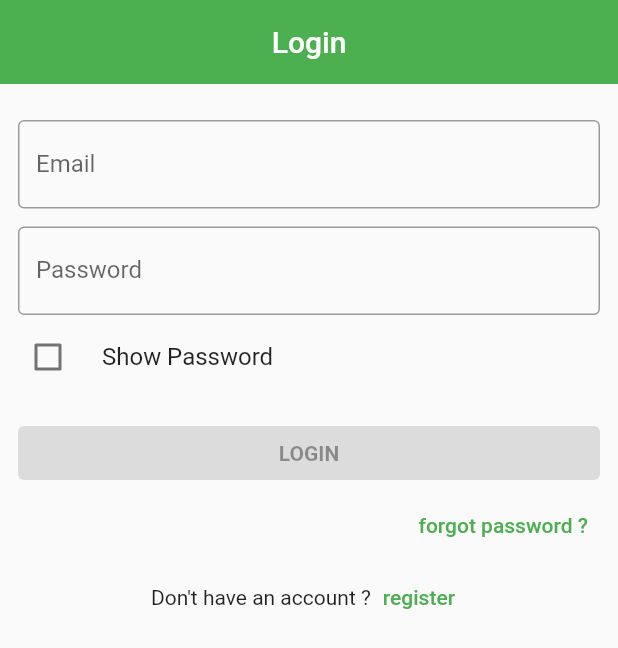
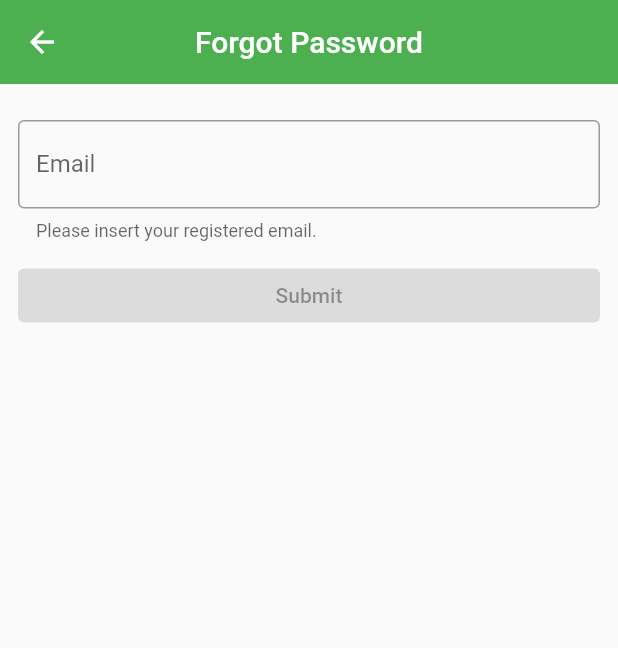
Before and after one commit to arridha-amrad/flutter_presence_app, a Flutter app: the screen it shows after launch, after a tap on "forgot password ?", on a phone screen of 412 x 824 dp. Shown: the top 648 px of the screen. Run offline on Flutter 3.47's test engine with Material 2 defaults, Android fonts, the light colour scheme and no system bars; our stand-ins replace cloud_firestore, firebase_auth, firebase_core, get; accounts and stored records are empty.

Commit message:
forgot password

```diff
--- /dev/null
+++ b/lib/app/modules/forgot_password/bindings/forgot_password_binding.dart
@@ -0,0 +1,12 @@
+import 'package:get/get.dart';
+
+import '../controllers/forgot_password_controller.dart';
+
+class ForgotPasswordBinding extends Bindings {
+  @override
+  void dependencies() {
+    Get.lazyPut<ForgotPasswordController>(
+      () => ForgotPasswordController(),
+    );
+  }
+}
--- /dev/null
+++ b/lib/app/modules/forgot_password/controllers/forgot_password_controller.dart
@@ -0,0 +1,65 @@
+import 'package:firebase_auth/firebase_auth.dart';
+import 'package:flutter/material.dart';
+import 'package:get/get.dart';
+
+class ForgotPasswordController extends GetxController {
+  TextEditingController emailCon = TextEditingController();
+
+  RxBool isEmailValid = false.obs;
+  RxBool isLoading = false.obs;
+
+  final _auth = FirebaseAuth.instance;
+
+  @override
+  void onInit() {
+    emailCon.addListener(() => isEmailValid.value = emailCon.text.isEmail);
+    super.onInit();
+  }
+
+  @override
+  void onClose() {
+    emailCon.dispose();
+    super.onClose();
+  }
+
+  _setToast(String message, [int duration = 5]) {
+    ScaffoldMessenger.of(Get.context!).showSnackBar(SnackBar(
+      content: Text(message),
+      duration: Duration(seconds: duration),
+    ));
+  }
+
+  Future<void> sendResetPasswordRequest() async {
+    isLoading.value = true;
+    try {
+      await _auth.sendPasswordResetEmail(email: emailCon.text);
+      showDialog(
+          context: Get.context!,
+          builder: (context) => AlertDialog(
+                title: const Text(
+                  "Request submitted!",
+                  style: TextStyle(fontWeight: FontWeight.bold),
+                ),
+                content: Text(
+                    "An email has been sent to ${emailCon.text}. Please follow the instructions to reset your password."),
+                actions: [
+                  TextButton(
+                      onPressed: () {
+                        Get.back();
+                        Get.back();
+                      },
+                      child: const Text("Ok"))
+                ],
+              ));
+    } on FirebaseAuthException catch (e) {
+      print("================= Firebase auth exception : ${e.code}");
+      if (e.code == 'user-not-found') {
+        _setToast("Email not registered");
+      }
+    } catch (e) {
+      print("error : $e");
+    } finally {
+      isLoading.value = false;
+    }
+  }
+}
--- /dev/null
+++ b/lib/app/modules/forgot_password/views/forgot_password_view.dart
@@ -0,0 +1,48 @@
+import 'package:flutter/material.dart';
+
+import 'package:get/get.dart';
+
+import '../controllers/forgot_password_controller.dart';
+
+class ForgotPasswordView extends GetView<ForgotPasswordController> {
+  const ForgotPasswordView({Key? key}) : super(key: key);
+  @override
+  Widget build(BuildContext context) {
+    return Scaffold(
+        appBar: AppBar(
+          title: const Text('Forgot Password'),
+          centerTitle: true,
+        ),
+        body: Padding(
+          padding: const EdgeInsets.all(12.0),
+          child: Obx(() => ListView(
+                children: [
+                  const SizedBox(height: 12.0),
+                  TextFormField(
+                    keyboardType: TextInputType.emailAddress,
+                    controller: controller.emailCon,
+                    decoration: const InputDecoration(
+                        helperMaxLines: 5,
+                        helperText: "Please insert your registered email.",
+                        labelText: "Email",
+                        border: OutlineInputBorder()),
+                  ),
+                  const SizedBox(height: 12.0),
+                  ElevatedButton(
+                    onPressed: controller.isEmailValid.isTrue &&
+                            controller.isLoading.isFalse
+                        ? () => controller.sendResetPasswordRequest()
+                        : null,
+                    child: controller.isLoading.isTrue
+                        ? const SizedBox(
+                            height: 20,
+                            width: 20,
+                            child: CircularProgressIndicator(),
+                          )
+                        : const Text("Submit"),
+                  )
+                ],
+              )),
+        ));
+  }
+}
--- a/lib/app/modules/home/views/home_view.dart
+++ b/lib/app/modules/home/views/home_view.dart
@@ -12,6 +12,9 @@ class HomeView extends GetView<HomeController> {
         appBar: AppBar(
           title: const Text('HomeView'),
           centerTitle: true,
+          actions: [
+            IconButton(onPressed: () {}, icon: const Icon(Icons.person_add))
+          ],
         ),
         floatingActionButton: FloatingActionButton(
           elevation: 0,
--- a/lib/app/routes/app_routes.dart
+++ b/lib/app/routes/app_routes.dart
@@ -6,6 +6,7 @@ abstract class Routes {
   static const HOME = _Paths.HOME;
   static const ADD_EMPLOYEE = _Paths.ADD_EMPLOYEE;
   static const LOGIN = _Paths.LOGIN;
+  static const FORGOT_PASSWORD = _Paths.FORGOT_PASSWORD;
 }
 
 abstract class _Paths {
@@ -13,4 +14,5 @@ abstract class _Paths {
   static const HOME = '/home';
   static const ADD_EMPLOYEE = '/add-employee';
   static const LOGIN = '/login';
+  static const FORGOT_PASSWORD = '/forgot-password';
 }
```
Also changed, not shown: lib/app/modules/login/views/login_view.dart (+4 -4 lines), lib/app/routes/app_pages.dart (+7 -0 lines).
